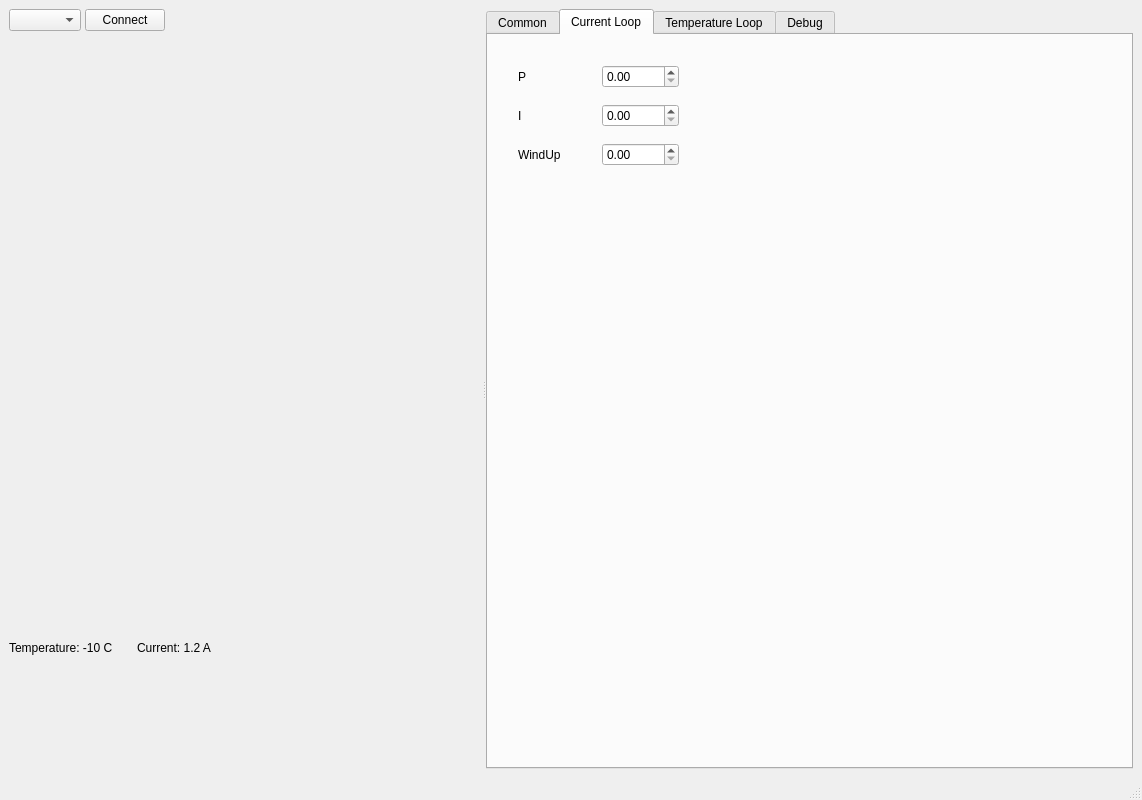
First picture: the form in mainwindow.ui, repository glavmonter/QPeltierUI, before the edit.
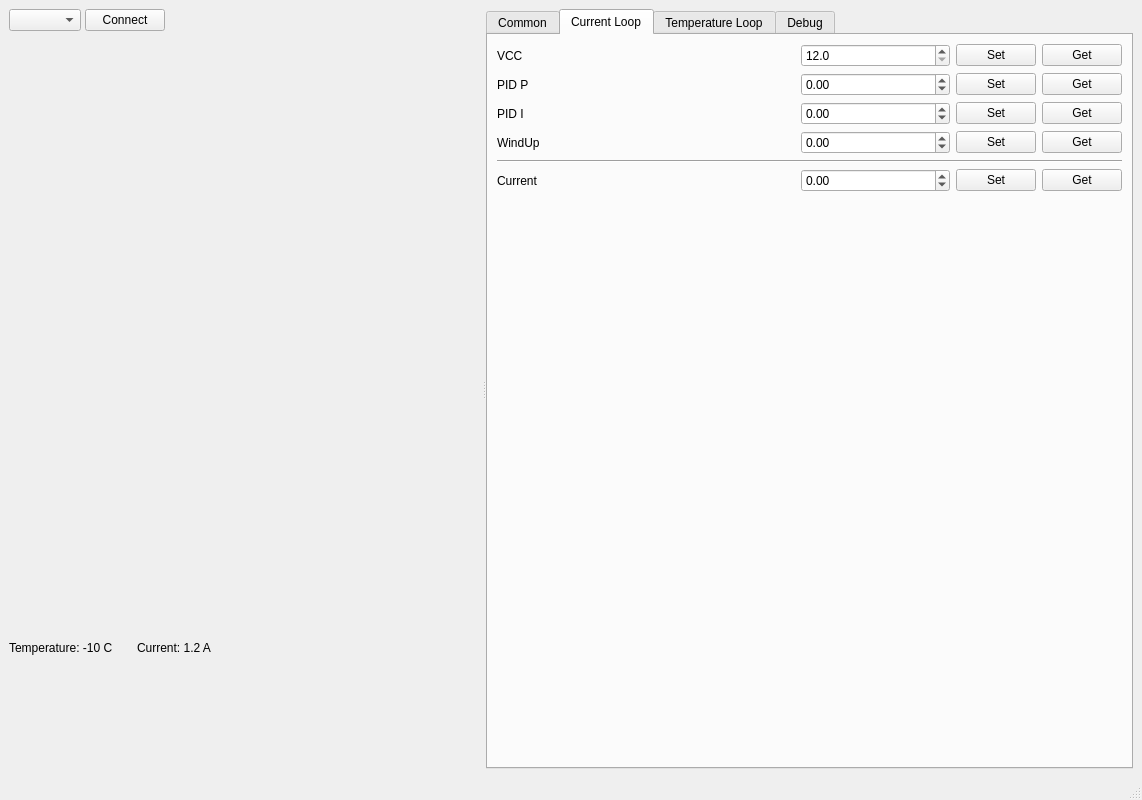
Second picture: the form after the edit. The open tabs and pages were chosen to show the change. Custom widgets are drawn as their Qt base class.

Commit message: Дополнения GUI

What changed in the file:
```diff
--- a/mainwindow.ui
+++ b/mainwindow.ui
@@ -145,66 +145,289 @@
         <attribute name="title">
          <string>Current Loop</string>
         </attribute>
-        <widget class="QWidget" name="layoutWidget">
-         <property name="geometry">
-          <rect>
-           <x>30</x>
-           <y>20</y>
-           <width>161</width>
-           <height>121</height>
-          </rect>
-         </property>
-         <layout class="QGridLayout" name="gridLayout">
-          <item row="0" column="0">
-           <widget class="QLabel" name="label">
-            <property name="sizePolicy">
-             <sizepolicy hsizetype="Minimum" vsizetype="Preferred">
-              <horstretch>0</horstretch>
-              <verstretch>0</verstretch>
-             </sizepolicy>
-            </property>
-            <property name="text">
-             <string>P</string>
-            </property>
-           </widget>
-          </item>
-          <item row="0" column="1">
-           <widget class="QDoubleSpinBox" name="doubleSpinBox"/>
-          </item>
-          <item row="1" column="0">
-           <widget class="QLabel" name="label_2">
-            <property name="sizePolicy">
-             <sizepolicy hsizetype="Minimum" vsizetype="Preferred">
-              <horstretch>0</horstretch>
-              <verstretch>0</verstretch>
-             </sizepolicy>
-            </property>
-            <property name="text">
-             <string>I</string>
-            </property>
-           </widget>
-          </item>
-          <item row="1" column="1">
-           <widget class="QDoubleSpinBox" name="doubleSpinBox_2"/>
-          </item>
-          <item row="2" column="0">
-           <widget class="QLabel" name="label_3">
-            <property name="sizePolicy">
-             <sizepolicy hsizetype="Minimum" vsizetype="Preferred">
-              <horstretch>0</horstretch>
-              <verstretch>0</verstretch>
-             </sizepolicy>
-            </property>
-            <property name="text">
-             <string>WindUp</string>
-            </property>
-           </widget>
-          </item>
-          <item row="2" column="1">
-           <widget class="QDoubleSpinBox" name="doubleSpinBox_3"/>
-          </item>
-         </layout>
-        </widget>
+        <layout class="QVBoxLayout" name="verticalLayout_7">
+         <item>
+          <layout class="QGridLayout" name="gridLayout">
+           <item row="0" column="3">
+            <widget class="QPushButton" name="btnPowerVoltageSet">
+             <property name="sizePolicy">
+              <sizepolicy hsizetype="Fixed" vsizetype="Fixed">
+               <horstretch>0</horstretch>
+               <verstretch>0</verstretch>
+              </sizepolicy>
+             </property>
+             <property name="text">
+              <string>Set</string>
+             </property>
+            </widget>
+           </item>
+           <item row="0" column="4">
+            <widget class="QPushButton" name="btnPowerVoltageGet">
+             <property name="sizePolicy">
+              <sizepolicy hsizetype="Fixed" vsizetype="Fixed">
+               <horstretch>0</horstretch>
+               <verstretch>0</verstretch>
+              </sizepolicy>
+             </property>
+             <property name="text">
+              <string>Get</string>
+             </property>
+            </widget>
+           </item>
+           <item row="1" column="2">
+            <widget class="QDoubleSpinBox" name="spinCurrentPidP">
+             <property name="minimum">
+              <double>-100.000000000000000</double>
+             </property>
+             <property name="maximum">
+              <double>100.000000000000000</double>
+             </property>
+             <property name="singleStep">
+              <double>0.100000000000000</double>
+             </property>
+            </widget>
+           </item>
+           <item row="1" column="3">
+            <widget class="QPushButton" name="btnCurrentPidPSet">
+             <property name="sizePolicy">
+              <sizepolicy hsizetype="Fixed" vsizetype="Fixed">
+               <horstretch>0</horstretch>
+               <verstretch>0</verstretch>
+              </sizepolicy>
+             </property>
+             <property name="text">
+              <string>Set</string>
+             </property>
+            </widget>
+           </item>
+           <item row="1" column="4">
+            <widget class="QPushButton" name="btnCurrentPidPGet">
+             <property name="sizePolicy">
+              <sizepolicy hsizetype="Fixed" vsizetype="Fixed">
+               <horstretch>0</horstretch>
+               <verstretch>0</verstretch>
+              </sizepolicy>
+             </property>
+             <property name="text">
+              <string>Get</string>
+             </property>
+            </widget>
+           </item>
+           <item row="2" column="0" colspan="2">
+            <widget class="QLabel" name="lblCurrentPidI">
+             <property name="sizePolicy">
+              <sizepolicy hsizetype="Minimum" vsizetype="Preferred">
+               <horstretch>0</horstretch>
+               <verstretch>0</verstretch>
+              </sizepolicy>
+             </property>
+             <property name="text">
+              <string>PID I</string>
+             </property>
+            </widget>
+           </item>
+           <item row="2" column="2">
+            <widget class="QDoubleSpinBox" name="spinCurrentPidI">
+             <property name="minimum">
+              <double>-100.000000000000000</double>
+             </property>
+             <property name="maximum">
+              <double>100.000000000000000</double>
+             </property>
+             <property name="singleStep">
+              <double>0.100000000000000</double>
+             </property>
+            </widget>
+           </item>
+           <item row="2" column="3">
+            <widget class="QPushButton" name="btnCurrentPidISet">
+             <property name="sizePolicy">
+              <sizepolicy hsizetype="Fixed" vsizetype="Fixed">
+               <horstretch>0</horstretch>
+               <verstretch>0</verstretch>
+              </sizepolicy>
+             </property>
+             <property name="text">
+              <string>Set</string>
+             </property>
+            </widget>
+           </item>
+           <item row="2" column="4">
+            <widget class="QPushButton" name="btnCurrentPidIGet">
+             <property name="sizePolicy">
+              <sizepolicy hsizetype="Fixed" vsizetype="Fixed">
+               <horstretch>0</horstretch>
+               <verstretch>0</verstretch>
+              </sizepolicy>
+             </property>
+             <property name="text">
+              <string>Get</string>
+             </property>
+            </widget>
+           </item>
+           <item row="3" column="2">
+            <widget class="QDoubleSpinBox" name="spinCurrentPidWindUp">
+             <property name="minimum">
+              <double>-100.000000000000000</double>
+             </property>
+             <property name="maximum">
+              <double>100.000000000000000</double>
+             </property>
+             <property name="singleStep">
+              <double>0.100000000000000</double>
+             </property>
+            </widget>
+           </item>
+           <item row="3" column="3">
+            <widget class="QPushButton" name="btnCurrentPidWindUpSet">
+             <property name="sizePolicy">
+              <sizepolicy hsizetype="Fixed" vsizetype="Fixed">
+               <horstretch>0</horstretch>
+               <verstretch>0</verstretch>
+              </sizepolicy>
+             </property>
+             <property name="text">
+              <string>Set</string>
+             </property>
+            </widget>
+           </item>
+           <item row="3" column="4">
+            <widget class="QPushButton" name="btnCurrentPidWindUpGet">
+             <property name="sizePolicy">
+              <sizepolicy hsizetype="Fixed" vsizetype="Fixed">
+               <horstretch>0</horstretch>
+               <verstretch>0</verstretch>
+              </sizepolicy>
+             </property>
+             <property name="text">
+              <string>Get</string>
+             </property>
+            </widget>
+           </item>
+           <item row="4" column="0" colspan="5">
+            <widget class="Line" name="line">
+             <property name="orientation">
+              <enum>Qt::Orientation::Horizontal</enum>
+             </property>
+            </widget>
+           </item>
+           <item row="5" column="3">
+            <widget class="QPushButton" name="btnDebugCurrentSet">
+             <property name="sizePolicy">
+              <sizepolicy hsizetype="Fixed" vsizetype="Fixed">
+               <horstretch>0</horstretch>
+               <verstretch>0</verstretch>
+              </sizepolicy>
+             </property>
+             <property name="text">
+              <string>Set</string>
+             </property>
+            </widget>
+           </item>
+           <item row="5" column="4">
+            <widget class="QPushButton" name="btnDebugCurrentGet">
+             <property name="sizePolicy">
+              <sizepolicy hsizetype="Fixed" vsizetype="Fixed">
+               <horstretch>0</horstretch>
+               <verstretch>0</verstretch>
+              </sizepolicy>
+             </property>
+             <property name="text">
+              <string>Get</string>
+             </property>
+            </widget>
+           </item>
+           <item row="3" column="0" colspan="2">
+            <widget class="QLabel" name="lblCurrentPidWindUp">
+             <property name="sizePolicy">
+              <sizepolicy hsizetype="Minimum" vsizetype="Preferred">
+               <horstretch>0</horstretch>
+               <verstretch>0</verstretch>
+              </sizepolicy>
+             </property>
+             <property name="text">
+              <string>WindUp</string>
+             </property>
+            </widget>
+           </item>
+           <item row="1" column="0" colspan="2">
+            <widget class="QLabel" name="lblP">
+             <property name="sizePolicy">
+              <sizepolicy hsizetype="Minimum" vsizetype="Preferred">
+               <horstretch>0</horstretch>
+               <verstretch>0</verstretch>
+              </sizepolicy>
+             </property>
+             <property name="text">
+              <string>PID P</string>
+             </property>
+            </widget>
+           </item>
+           <item row="0" column="2">
+            <widget class="QDoubleSpinBox" name="spinPowerVoltage">
+             <property name="decimals">
+              <number>1</number>
+             </property>
+             <property name="minimum">
+              <double>12.000000000000000</double>
+             </property>
+             <property name="maximum">
+              <double>30.000000000000000</double>
+             </property>
+             <property name="singleStep">
+              <double>1.000000000000000</double>
+             </property>
+            </widget>
+           </item>
+           <item row="0" column="0" colspan="2">
+            <widget class="QLabel" name="lblPowerVoltage">
+             <property name="sizePolicy">
+              <sizepolicy hsizetype="Minimum" vsizetype="Preferred">
+               <horstretch>0</horstretch>
+               <verstretch>0</verstretch>
+              </sizepolicy>
+             </property>
+             <property name="text">
+              <string>VCC</string>
+             </property>
+            </widget>
+           </item>
+           <item row="5" column="0" colspan="2">
+            <widget class="QLabel" name="lblDebugCurrent">
+             <property name="text">
+              <string>Current</string>
+             </property>
+            </widget>
+           </item>
+           <item row="5" column="2">
+            <widget class="QDoubleSpinBox" name="spinDebugCurrent">
+             <property name="minimum">
+              <double>-10.000000000000000</double>
+             </property>
+             <property name="maximum">
+              <double>10.000000000000000</double>
+             </property>
+             <property name="singleStep">
+              <double>0.100000000000000</double>
+             </property>
+            </widget>
+           </item>
+          </layout>
+         </item>
+         <item>
+          <spacer name="verticalSpacer_4">
+           <property name="orientation">
+            <enum>Qt::Orientation::Vertical</enum>
+           </property>
+           <property name="sizeHint" stdset="0">
+            <size>
+             <width>20</width>
+             <height>517</height>
+            </size>
+           </property>
+          </spacer>
+         </item>
+        </layout>
        </widget>
        <widget class="QWidget" name="tabPageTemperature">
         <attribute name="title">
```
Left out of the diff: 26 changed lines with no effect on the pictures. The commit also changes 6 other files.
